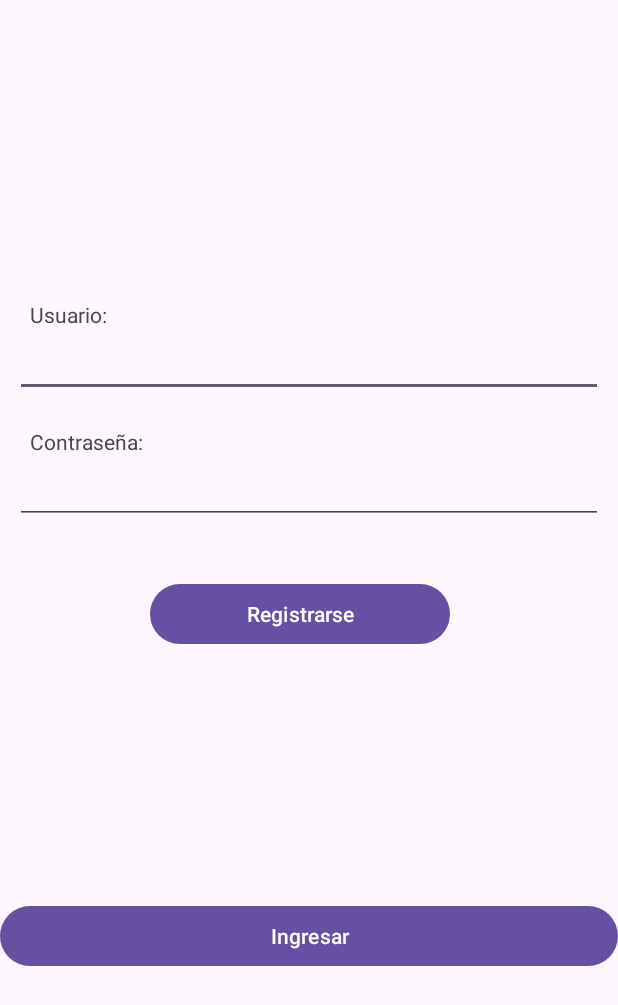
After one commit to leslyyuvicela/PrograII-2024, an Android app: the LogIn screen opened directly, with no data from a screen before it, on a phone screen of 412 x 824 dp. The commit adds this screen. Shown: the top 1005 px of the screen. Run offline under Robolectric (Android 15) with nearby library versions, the phone set to English and light mode, and no system bars.

Commit message:
Rama Proyecto Final y Log In

```diff
--- a/Calculadora/app/src/main/java/com/example/calculadora/DB.java
+++ b/Calculadora/app/src/main/java/com/example/calculadora/DB.java
@@ -11,7 +11,7 @@ import androidx.annotation.Nullable;
 public class DB extends SQLiteOpenHelper {
     private static final String dbname = "db_Productos";
     private static final int v=1;
-    private static final String SQldb = "CREATE TABLE Productos( idProducto txt,nombre text, descripcion text, marca text, presentacion text, costo text,ganancia text, stock text,foto text,id text,rev text)";
+    private static final String SQldb = "CREATE TABLE Productos( idProducto txt,nombre text, descripcion text, marca text, presentacion text, costo text,ganancia text, stock text,foto text,id text,rev text, actualizado text)";
     public DB(@Nullable Context context, @Nullable String name, @Nullable SQLiteDatabase.CursorFactory factory, int version) {
         super(context, dbname, factory, v);
     }
@@ -51,6 +51,7 @@ public class DB extends SQLiteOpenHelper {
                 valoresProducto.put("foto", datos[8]);
                 valoresProducto.put("id",datos[9]);
                 valoresProducto.put("rev",datos[10]);
+                valoresProducto.put("actualizado",datos[11]);
             }
             SQLiteDatabase db = getWritableDatabase();
             switch (accion){
--- /dev/null
+++ b/Calculadora/app/src/main/java/com/example/calculadora/LogIn.java
@@ -0,0 +1,14 @@
+package com.example.calculadora;
+
+import androidx.appcompat.app.AppCompatActivity;
+
+import android.os.Bundle;
+
+public class LogIn extends AppCompatActivity {
+
+    @Override
+    protected void onCreate(Bundle savedInstanceState) {
+        super.onCreate(savedInstanceState);
+        setContentView(R.layout.log_in);
+    }
+}
--- a/Calculadora/app/src/main/java/com/example/calculadora/adaptadorImagenes.java
+++ b/Calculadora/app/src/main/java/com/example/calculadora/adaptadorImagenes.java
@@ -75,7 +75,7 @@ public class adaptadorImagenes extends BaseAdapter {
             tempVal.setText("Stock: "+misProductos.getStock());
 
             tempVal = itemView.findViewById(R.id.lblPrecio);
-            tempVal.setText("Precio: $"+ precio);
+            tempVal.setText("Precio: $"+ String.format("%.2f",precio));
 
             ImageView imgView = itemView.findViewById(R.id.imgFoto);
             Bitmap bitmap = BitmapFactory.decodeFile(misProductos.getFoto());
--- a/Calculadora/app/src/main/java/com/example/calculadora/utilidades.java
+++ b/Calculadora/app/src/main/java/com/example/calculadora/utilidades.java
@@ -4,8 +4,8 @@ import java.util.Base64;
 
 public class utilidades {
     //static String urlConsulta = "http://192.168.84.52:5984/cristopher/_design/lesly/_view/lesly";
-    static String urlConsulta = "http://192.168.84.65:5984/cristopher/_design/lesly/_view/lesly";
-    static String urlMto = "http://192.168.84.65:5984/cristopher";
+    static String urlConsulta = "http://192.168.110.60:5984/andrea/_design/rodolfo/_view/rodolfo";
+    static String urlMto = "http://192.168.110.60:5984/andrea";
     static String user = "admin";
     static String passwd = "31416";
     static String credencialesCodificadas = Base64.getEncoder().encodeToString((user +":"+ passwd).getBytes());
--- /dev/null
+++ b/Calculadora/app/src/main/res/layout/log_in.xml
@@ -0,0 +1,63 @@
+<?xml version="1.0" encoding="utf-8"?>
+<RelativeLayout xmlns:android="http://schemas.android.com/apk/res/android"
+    xmlns:app="http://schemas.android.com/apk/res-auto"
+    xmlns:tools="http://schemas.android.com/tools"
+    android:layout_width="match_parent"
+    android:layout_height="match_parent"
+    tools:context=".Datos_Producto">
+
+    <TextView
+        android:id="@+id/lblUsuario"
+        android:text="Usuario:"
+        android:layout_width="match_parent"
+        android:layout_height="wrap_content"
+        android:layout_marginTop="200dp"
+        android:layout_marginLeft="20dp"
+/>
+    <EditText
+        android:id="@+id/txtUsuario"
+        android:layout_below="@id/lblUsuario"
+        android:layout_marginLeft="10dp"
+        android:layout_marginRight="10dp"
+        android:layout_width="match_parent"
+        android:layout_height="wrap_content"/>
+    <TextView
+        android:id="@+id/lblContraseña"
+        android:text="Contraseña:"
+        android:layout_below="@id/txtUsuario"
+        android:layout_width="match_parent"
+        android:layout_height="wrap_content"
+        android:layout_marginTop="20dp"
+        android:layout_marginLeft="20dp"
+        />
+    <EditText
+        android:id="@+id/txtContraseña"
+        android:layout_below="@id/lblContraseña"
+        android:layout_marginLeft="10dp"
+        android:layout_marginRight="10dp"
+        android:layout_width="match_parent"
+        android:layout_height="wrap_content"/>
+
+
+    <Button
+        android:id="@+id/btnRegistrarse"
+        android:layout_width="200dp"
+        android:layout_height="wrap_content"
+        android:layout_below="@id/txtContraseña"
+        android:layout_marginTop="36dp"
+        android:layout_marginLeft="100dp"
+        android:text="Registrarse"
+
+        />
+
+    <Button
+        android:id="@+id/btnIngresar"
+        android:text="Ingresar"
+        android:layout_marginTop="600dp"
+        android:layout_width="match_parent"
+        android:layout_height="wrap_content"
+
+        />
+
+
+</RelativeLayout>
--- a/Calculadora/app/src/main/res/values/strings.xml
+++ b/Calculadora/app/src/main/res/values/strings.xml
@@ -1,5 +1,5 @@
 <resources>
-    <string name="app_name">Calculadora</string>
+    <string name="app_name">Tienda</string>
     <string-array name="spnopciones">
         <item>Suma</item>
         <item>Resta</item>
```
Also changed, not shown: Calculadora/app/src/main/AndroidManifest.xml (+23 -8 lines), Calculadora/app/src/main/java/com/example/calculadora/Datos_Producto.java (+7 -6 lines), Calculadora/app/src/main/java/com/example/calculadora/Lista_Productos.java (+13 -7 lines), Calculadora/app/src/main/java/com/example/calculadora/productos.java (+10 -1 lines).
